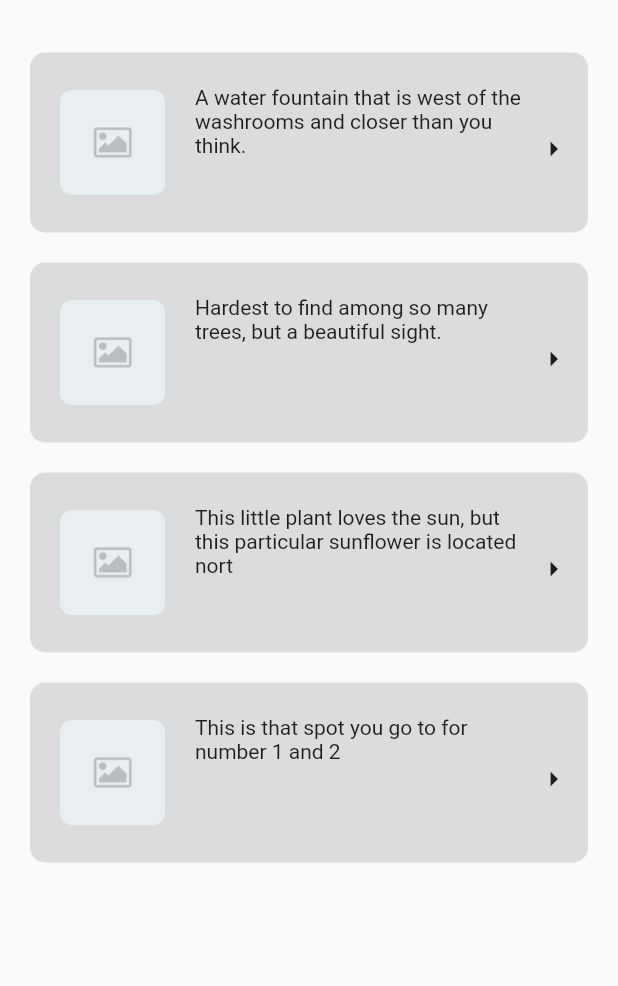
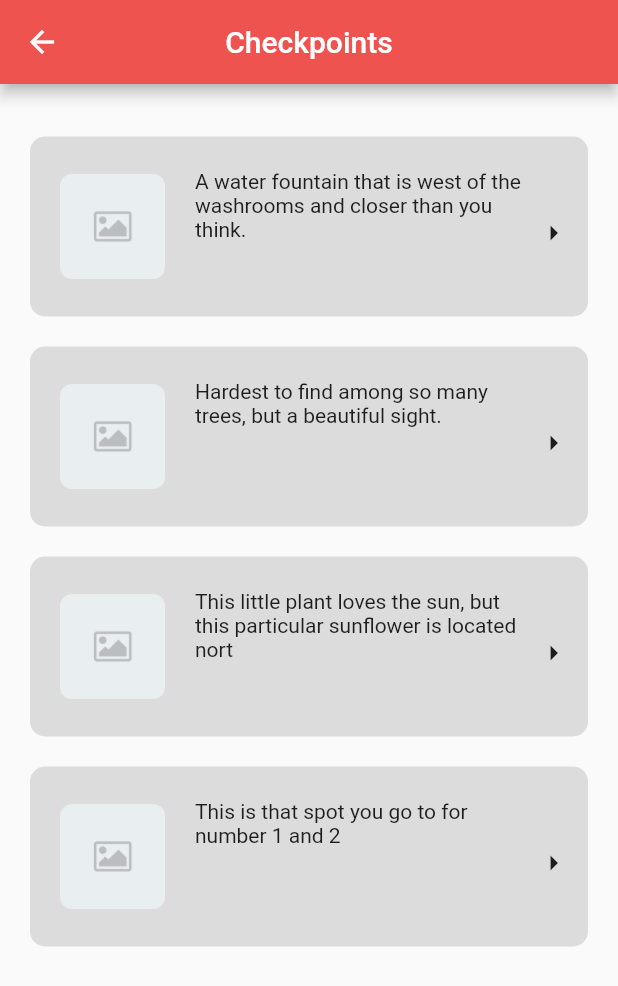
Before and after one commit to DisQuest/DisQuest, a Flutter app: the CheckPoints screen opened directly, on a phone screen of 412 x 824 dp. Shown: the top 986 px of the screen. Run offline on Flutter 3.47's test engine with Material 2 defaults, Android fonts, the phone set to English and light mode, and no system bars; our stand-ins replace camera, cloud_firestore, firebase_auth, firebase_storage, fluttertoast, image_picker and 1 more; accounts and stored records are empty.

Commit message:
added header to checkpoints

```diff
--- a/DisQuest/lib/addCheckpoint.dart
+++ b/DisQuest/lib/addCheckpoint.dart
@@ -13,6 +13,13 @@ class CheckPoints extends StatelessWidget {
   @override
   Widget build(BuildContext context) {
     return Scaffold(
+      appBar: AppBar(
+        centerTitle: true,
+        backgroundColor: new Color(0Xffef5350),
+        title: Text(
+          'Checkpoints',
+        ),
+      ),
       body: SingleChildScrollView(
         child: Container(
           height: MediaQuery.of(context).size.height,
```
